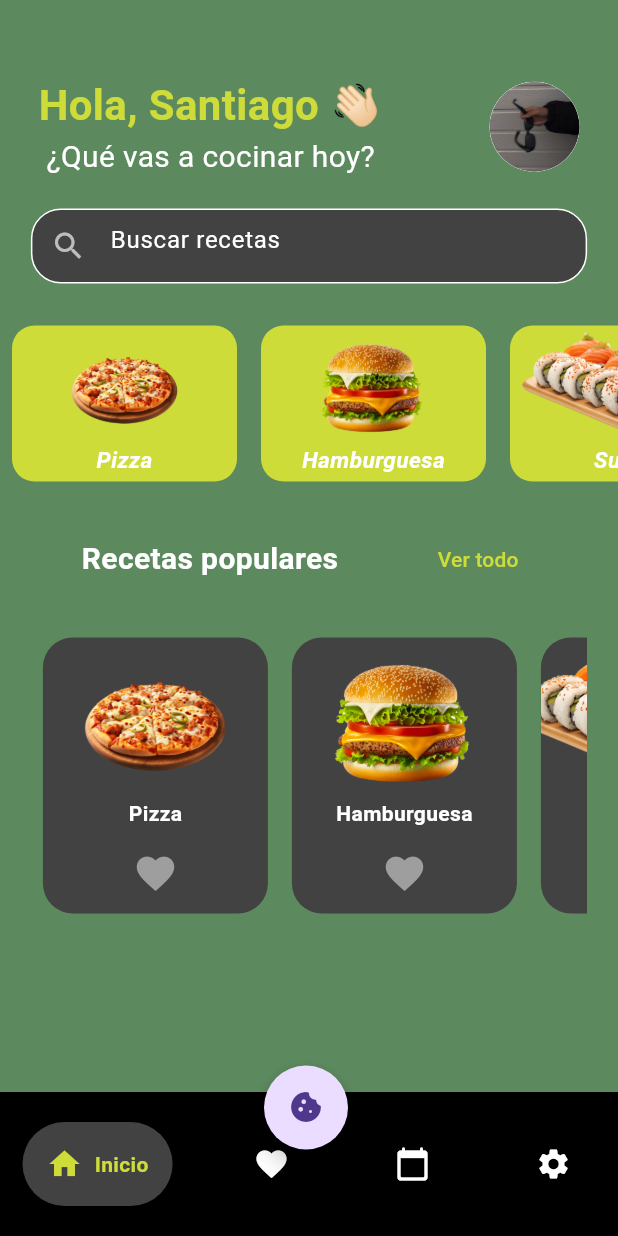
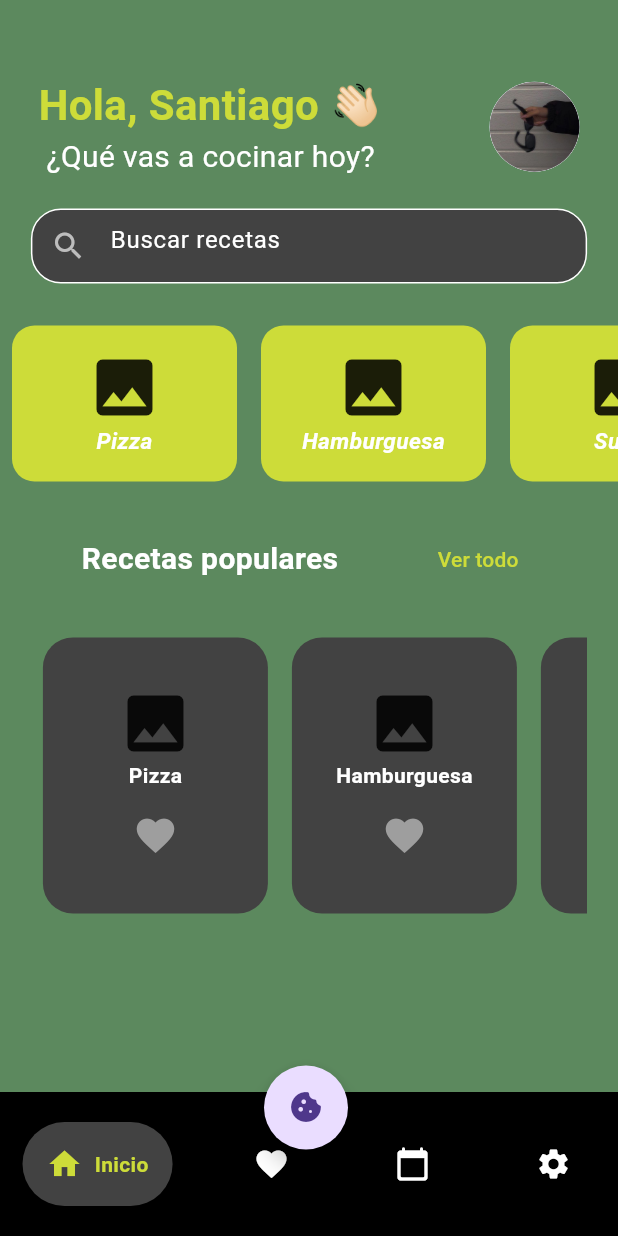
Before and after one commit to MiguelAngel117/recipesU, a Flutter app: the screen it shows after launch, on a phone screen of 412 x 824 dp. Run offline on Flutter 3.47's test engine with Material 3 defaults, Android fonts, the phone set to English and light mode, and no system bars; drawn by our look-alikes of flutter_speed_dial, google_nav_bar, like_button; our stand-ins replace image_picker, sqflite, sqflite_common_ffi; missing offline and left inert: flutter_material_color_picker; accounts and stored records are empty.

Commit message:
arreglando lo de las imagenes

```diff
--- a/lib/pages/HomePage.dart
+++ b/lib/pages/HomePage.dart
@@ -1,3 +1,4 @@
+import 'dart:io';
 import 'package:flutter/material.dart';
 import 'package:like_button/like_button.dart';
 import 'package:recipes/models/recipe_model.dart';
@@ -73,7 +74,6 @@ class _HomePageState extends State<HomePage> {
                     const Padding(padding: EdgeInsets.only(right: 20)),
                     InkWell(
                       onTap: () {
-                      // Navegar a la página de cuenta al hacer clic
                         Navigator.push(
                           context,
                           MaterialPageRoute(
@@ -125,23 +125,29 @@ class _HomePageState extends State<HomePage> {
                           child: Column(
                             mainAxisAlignment: MainAxisAlignment.center,
                             children: [
-                                Image(
-                                  image: AssetImage(
-                                      listFood[index].image.toString()),
+                              listFood[index].image.isNotEmpty &&
+                                      File(listFood[index].image).existsSync()
+                                  ? Image.file(
+                                      File(listFood[index].image),
                                       height: 75,
-                                ),
-                                Text(listFood[index].name.toString(),
+                                    )
+                                  : const Icon(Icons.image, size: 50),
+                              Text(
+                                listFood[index].name,
                                 style: const TextStyle(
                                   color: Colors.white,
                                   fontWeight: FontWeight.w600,
                                   fontStyle: FontStyle.italic,
                                   fontSize: 15,
-                                    )),
+                                ),
+                              ),
                             ],
                           ),
                         ),
                       );
-                      })),
+                    },
+                  ),
+                ),
                 const Padding(padding: EdgeInsets.only(top: 20)),
                 Container(
                   child: Column(
@@ -200,15 +206,17 @@ class _HomePageState extends State<HomePage> {
                                   child: Column(
                                     mainAxisAlignment: MainAxisAlignment.center,
                                     children: [
-                                      Image(
+                                      listFood[index].image.isNotEmpty &&
+                                              File(listFood[index].image)
+                                                  .existsSync()
+                                          ? Image.file(
+                                              File(listFood[index].image),
+                                              height: 100,
                                               fit: BoxFit.cover,
-                                        image: AssetImage(
-                                          listFood[index].image.toString(),
-                                        ),
-                                        height: 100,
-                                      ),
+                                            )
+                                          : const Icon(Icons.image, size: 50),
                                       Text(
-                                        listFood[index].name.toString(),
+                                        listFood[index].name,
                                         style: const TextStyle(
                                           color: Colors.white,
                                           fontWeight: FontWeight.bold,
@@ -240,15 +248,17 @@ class _HomePageState extends State<HomePage> {
                                 ),
                               ),
                             );
-                          }),
+                          },
+                        ),
                       ),
                     ],
                   ),
-              )
+                ),
               ],
             ),
           ),
-      )),
+        ),
+      ),
     );
   }
 }
--- a/lib/pages/recipe_detail_page.dart
+++ b/lib/pages/recipe_detail_page.dart
@@ -1,3 +1,4 @@
+import 'dart:io';
 import 'package:flutter/material.dart';
 
 class RecipeDetailPage extends StatelessWidget {
@@ -51,9 +52,8 @@ class IngredientsTab extends StatelessWidget {
       child: Column(
         crossAxisAlignment: CrossAxisAlignment.start,
         children: [
-          // Validamos que la imagen no sea null
-          recipe['image'] != null
-              ? Image.asset(recipe['image'])
+          recipe['image'] != null && File(recipe['image']).existsSync()
+              ? Image.file(File(recipe['image']))
               : const Placeholder(
                   fallbackHeight: 200, fallbackWidth: double.infinity),
           Padding(
```
Also changed, not shown: lib/pages/edit_recipe_page.dart (+17 -29 lines). Lines whose indentation alone changed are shown as unchanged.
